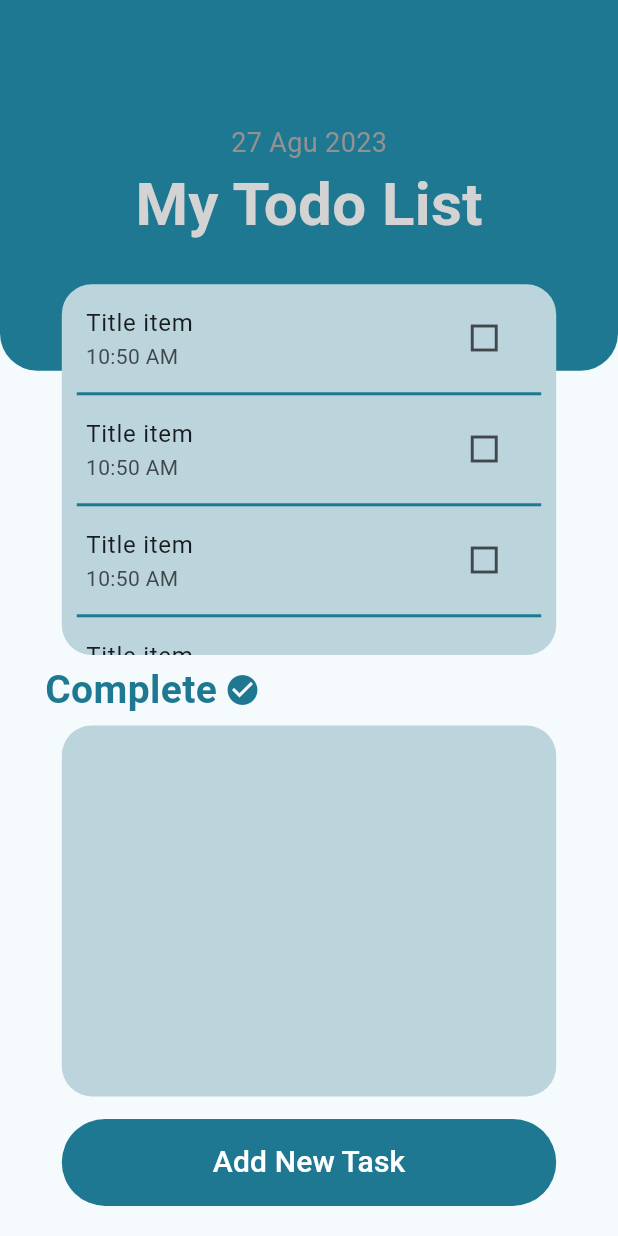
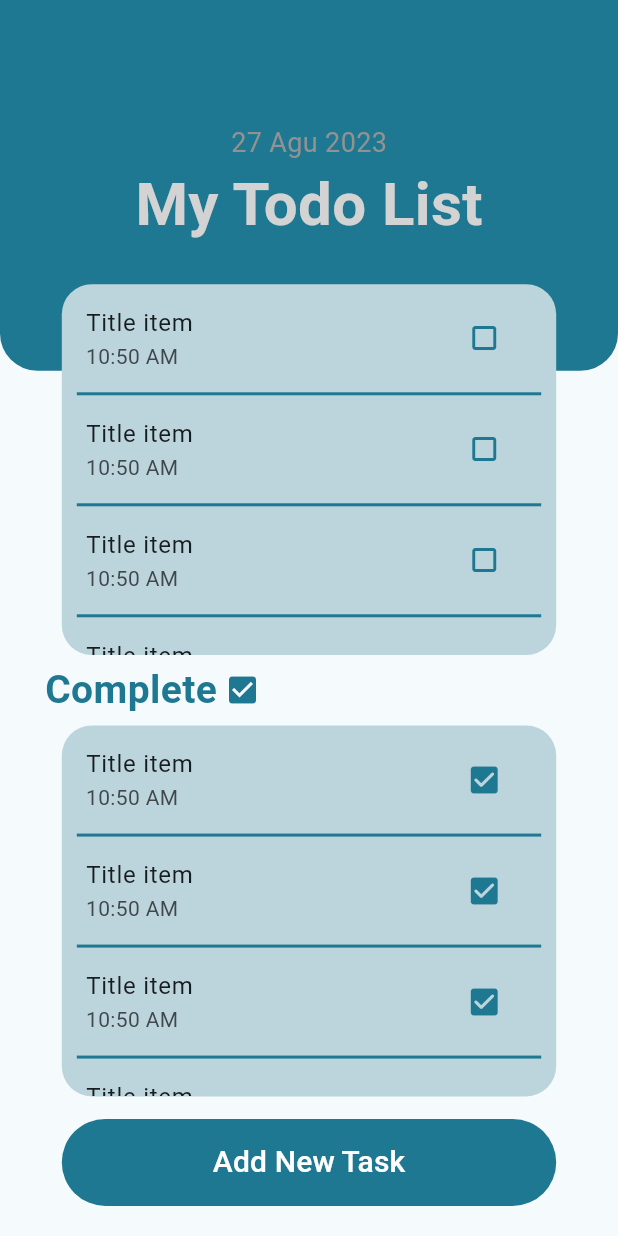
Before and after one commit to MinaYasser100/my-tasks, a Flutter app: the HomeView screen opened by its route, on a phone screen of 412 x 824 dp. Run offline on Flutter 3.47's test engine with Material 3 defaults, Android fonts, the phone set to English and light mode, and no system bars; our stand-ins replace lottie.

Commit message:
done tasks

```diff
--- a/lib/features/home/views/widgets/complete_title.dart
+++ b/lib/features/home/views/widgets/complete_title.dart
@@ -25,7 +25,7 @@ class CompleteTitle extends StatelessWidget {
           width: 5,
         ),
         Icon(
-          Icons.check_circle,
+          Icons.check_box,
           color: kPrimaryColor,
         )
       ],
--- a/lib/features/home/views/widgets/done_tasks.dart
+++ b/lib/features/home/views/widgets/done_tasks.dart
@@ -1,5 +1,8 @@
 import 'package:flutter/material.dart';
 import 'package:my_tasks/core/utils/constant.dart';
+
+import 'custom_divider.dart';
+import 'my_task_list_view_item.dart';
 
 class DoneTasks extends StatelessWidget {
   const DoneTasks({
@@ -15,6 +18,19 @@ class DoneTasks extends StatelessWidget {
         color: kSecondColor,
         borderRadius: BorderRadius.all(Radius.circular(20)),
       ),
+      child: ListView.separated(
+        padding: EdgeInsets.zero,
+        physics: const BouncingScrollPhysics(),
+        itemBuilder: (context, index) {
+          return const MyTaskListViewItem(
+            iconData: Icons.check_box_rounded,
+          );
+        },
+        separatorBuilder: (context, index) {
+          return const CustomDivider();
+        },
+        itemCount: 6,
+      ),
     );
   }
 }
--- a/lib/features/home/views/widgets/my_task_list_view_item.dart
+++ b/lib/features/home/views/widgets/my_task_list_view_item.dart
@@ -1,4 +1,5 @@
 import 'package:flutter/material.dart';
+import 'package:my_tasks/core/utils/constant.dart';
 
 class MyTaskListViewItem extends StatelessWidget {
   const MyTaskListViewItem({
@@ -21,7 +22,10 @@ class MyTaskListViewItem extends StatelessWidget {
       trailing: IconButton(
         padding: EdgeInsets.zero,
         onPressed: () {},
-        icon: Icon(iconData),
+        icon: Icon(
+          iconData,
+          color: kPrimaryColor,
+        ),
       ),
     );
   }
--- a/lib/features/home/views/widgets/not_done_tasks.dart
+++ b/lib/features/home/views/widgets/not_done_tasks.dart
@@ -22,7 +22,7 @@ class NotDoneTasks extends StatelessWidget {
         physics: const BouncingScrollPhysics(),
         itemBuilder: (context, index) {
           return const MyTaskListViewItem(
-            iconData: Icons.square_outlined,
+            iconData: Icons.crop_square_outlined,
           );
         },
         separatorBuilder: (context, index) {
```
